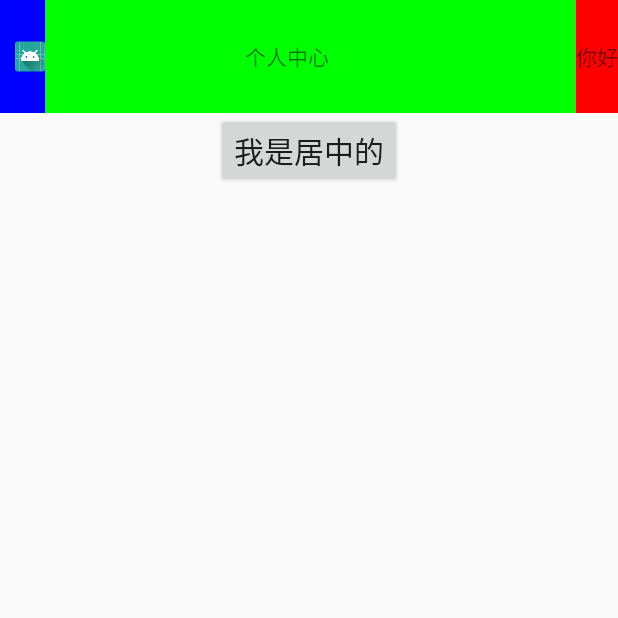
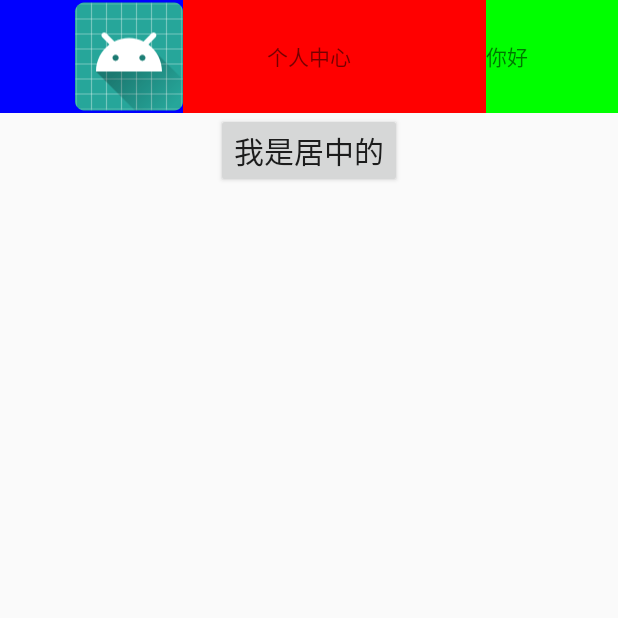
Before and after one commit to Gaojianan2016/ToolBar, an Android app: the screen it shows after launch (MainActivity), on a phone screen of 412 x 824 dp, the top half of it. Run offline under Robolectric (Android 15) with nearby library versions, the phone set to English and light mode, and no system bars.

Commit message:
修复Title未设置宽度直接设置padding标题不居中bug

```diff
--- a/app/src/main/java/com/gjn/toolbar/MainActivity.java
+++ b/app/src/main/java/com/gjn/toolbar/MainActivity.java
@@ -23,9 +23,9 @@ public class MainActivity extends AppCompatActivity {
 
         bar2 = findViewById(R.id.bar2);
 
-        bar2.getLeftView().setBackgroundColor(Color.BLUE);
-        bar2.getCenterView().setBackgroundColor(Color.GREEN);
-        bar2.getRightView().setBackgroundColor(Color.RED);
+//        bar2.getLeftView().setBackgroundColor(Color.BLUE);
+//        bar2.getCenterView().setBackgroundColor(Color.GREEN);
+//        bar2.getRightView().setBackgroundColor(Color.RED);
 
 //        bar2.setLeftText("你好是是是是");
 //        bar2.setRightText("什么东西xxxx");
--- a/app/src/main/res/layout/activity_main.xml
+++ b/app/src/main/res/layout/activity_main.xml
@@ -23,8 +23,8 @@
         app:title="个人中心"
         app:rightText="你好"
         app:leftImage="@mipmap/ic_launcher"
-        app:left_width="30dp"
-        app:left_paddingLeft="10dp"
+        app:left_paddingLeft="50dp"
+        app:right_paddingRight="60dp"
         app:show_layout="true"
         app:layout_constraintEnd_toEndOf="parent"
         app:layout_constraintStart_toStartOf="parent"
--- a/toolbarlibrary/src/main/java/com/gjn/toolbarlibrary/ToolBar.java
+++ b/toolbarlibrary/src/main/java/com/gjn/toolbarlibrary/ToolBar.java
@@ -6,7 +6,6 @@ import android.graphics.Color;
 import android.support.annotation.NonNull;
 import android.support.annotation.Nullable;
 import android.util.AttributeSet;
-import android.util.Log;
 import android.view.Gravity;
 import android.view.LayoutInflater;
 import android.view.View;
@@ -22,22 +21,19 @@ public class ToolBar extends LinearLayout {
     protected View leftView;
     protected View centerView;
     protected View rightView;
-
-    private int leftWidth;
-    private int leftHeight;
-    private int rightWidth;
-    private int rightHeight;
-
     protected int leftId;
     protected int centerId;
     protected int rightId;
-
     //是否设置一个通知栏高度topbar
     protected boolean isPaddingTopBar;
     //设置过的topbar会被保存下来
     protected int defaultTop;
     //是否展示LCR3个view的区域
     protected boolean showLayout;
+    private int leftWidth;
+    private int leftHeight;
+    private int rightWidth;
+    private int rightHeight;
 
     public ToolBar(@NonNull Context context) {
         this(context, null);
@@ -118,13 +114,25 @@ public class ToolBar extends LinearLayout {
     }
 
     public void updataPadding() {
+        if (leftWidth < 0 && leftView != null) {
+            leftView.measure(0, 0);
+            if (leftView.getMeasuredWidth() > 0) {
+                leftWidth = leftView.getMeasuredWidth();
+            }
+        }
+        if (rightWidth < 0 && rightView != null) {
+            rightView.measure(0, 0);
+            if (rightView.getMeasuredWidth() > 0) {
+                rightWidth = rightView.getMeasuredWidth();
+            }
+        }
         if (getChildCount() == 1) {
             if (rightView != null) {
                 setGravity(Gravity.END | Gravity.TOP);
-            }else {
+            } else {
                 setGravity(Gravity.START | Gravity.TOP);
             }
-        }else if (getChildCount() == 2) {
+        } else if (getChildCount() == 2) {
             if (centerView != null) {
                 if (leftView != null) {
                     centerView.setPadding(0, 0, leftWidth, 0);
@@ -177,19 +185,24 @@ public class ToolBar extends LinearLayout {
         return (T) leftView;
     }
 
+    public void setLeftView(View view) {
+        leftView = view;
+        create();
+    }
+
     public void setLeftView(int id) {
         leftId = id;
         leftView = createViewById(leftId);
         create();
     }
 
-    public void setLeftView(View view) {
-        leftView = view;
-        create();
+    public <T extends View> T getCenterView() {
+        return (T) centerView;
     }
 
-    public <T extends View> T getCenterView() {
-        return (T) centerView;
+    public void setCenterView(View view) {
+        centerView = view;
+        create();
     }
 
     public void setCenterView(int id) {
@@ -198,23 +211,18 @@ public class ToolBar extends LinearLayout {
         create();
     }
 
-    public void setCenterView(View view) {
-        centerView = view;
-        create();
+    public <T extends View> T getRightView() {
+        return (T) rightView;
     }
 
-    public <T extends View> T getRightView() {
-        return (T) rightView;
+    public void setRightView(View view) {
+        rightView = view;
+        create();
     }
 
     public void setRightView(int id) {
         rightId = id;
         rightView = createViewById(rightId);
-        create();
-    }
-
-    public void setRightView(View view) {
-        rightView = view;
         create();
     }
 
```
Also changed, not shown: toolbarlibrary/src/main/java/com/gjn/toolbarlibrary/TitleBar.java (+3 -5 lines), 1 other file.
